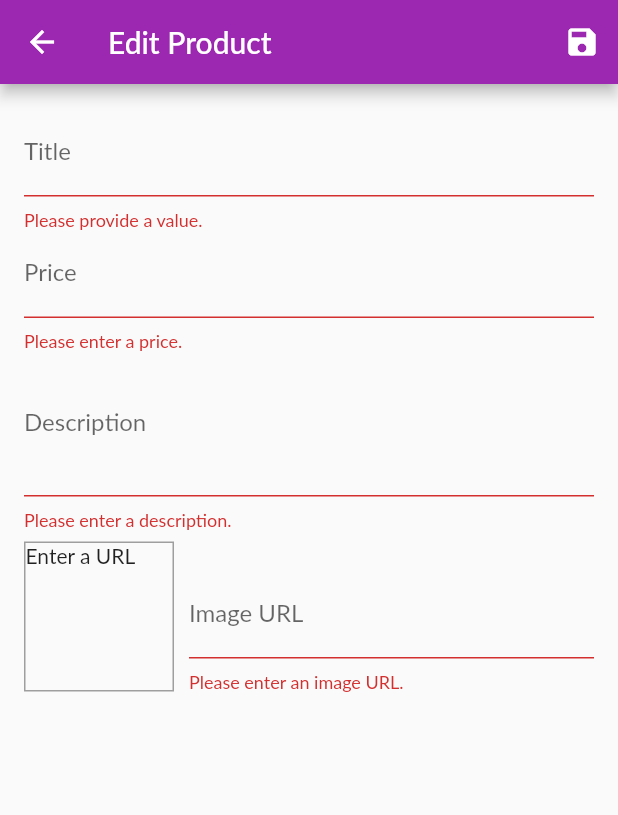
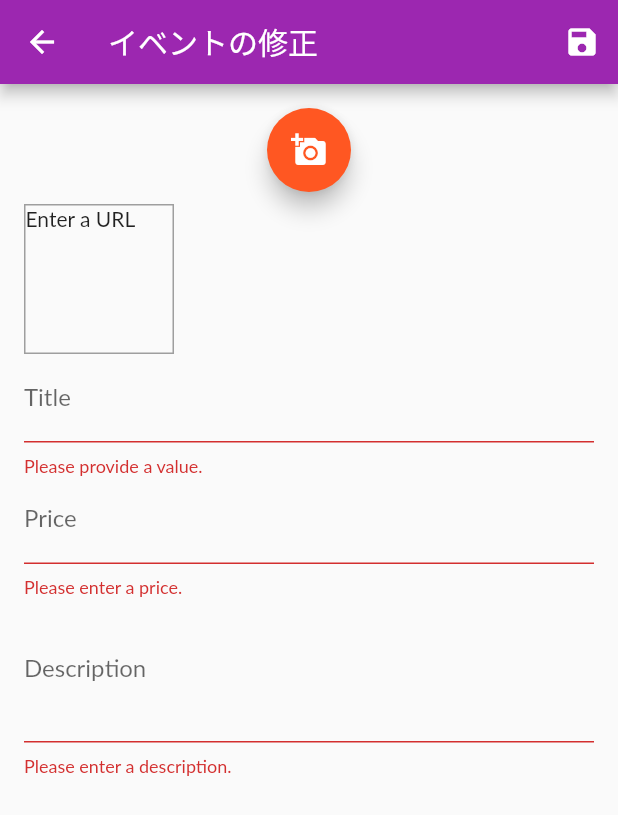
Before and after one commit to masahiro04/event_app_flutter, a Flutter app: the EditProductScreen screen opened by its route, after a tap on the "save" icon, on a phone screen of 412 x 824 dp. Shown: the top 815 px of the screen. Run offline on Flutter 3.47's test engine with Material 2 defaults, Android fonts, the phone set to English and light mode, and no system bars; our stand-ins replace image_picker, shared_preferences; accounts and stored records are empty; Roboto replaces fonts that are missing (Lato).

Commit message:
画像を送信する修正

```diff
--- a/lib/screens/edit_product.dart
+++ b/lib/screens/edit_product.dart
@@ -1,3 +1,5 @@
+import 'dart:io';
+
 import 'package:flutter/cupertino.dart';
 import 'package:flutter/material.dart';
 import 'package:provider/provider.dart';
@@ -19,6 +21,8 @@ class _EditProductState extends State<EditProductScreen> {
   final _form = GlobalKey<FormState>();
   var _editedProduct =
       Product(id: null, title: '', price: 0, description: '', image: '');
+
+  File tmpFile;
 
   var _initValues = {
     'title': '',
@@ -96,7 +100,7 @@ class _EditProductState extends State<EditProductScreen> {
     } else {
       try {
         await Provider.of<Products>(context, listen: false)
-            .addProduct(_editedProduct);
+            .addProduct(_editedProduct, null);
       } catch (error) {
         await showDialog(
             context: context,
@@ -126,7 +130,7 @@ class _EditProductState extends State<EditProductScreen> {
   Widget build(BuildContext context) {
     return Scaffold(
       appBar: AppBar(
-        title: Text('Edit Product'),
+        title: Text('イベントの修正'),
         actions: <Widget>[
           IconButton(
             icon: Icon(Icons.save),
@@ -222,6 +226,24 @@ class _EditProductState extends State<EditProductScreen> {
                             id: _editedProduct.id,);
                       },
                     ),
+                    FlatButton(
+                      child: Text('Okay'),
+                      onPressed: () {
+//                        Navigator.of(ctx).pop();
+                      },
+                    ),
+                    Row(
+                      crossAxisAlignment: CrossAxisAlignment.end,
+                      children: <Widget>[
+                        Container(
+                          width: 100,
+                          height: 100,
+                          child: Text('dadad'),
+
+                        )
+                      ],
+                    ),
+
                     Row(
                       crossAxisAlignment: CrossAxisAlignment.end,
                       children: <Widget>[
--- a/lib/screens/edit_product_screen.dart
+++ b/lib/screens/edit_product_screen.dart
@@ -1,4 +1,7 @@
+import 'dart:io';
+
 import 'package:flutter/material.dart';
+import 'package:image_picker/image_picker.dart';
 import 'package:provider/provider.dart';
 
 import '../providers/product.dart';
@@ -33,9 +36,12 @@ class _EditProductScreenState extends State<EditProductScreen> {
   var _isInit = true;
   var _isLoading = false;
 
+  File _image;
+  final picker = ImagePicker();
+
   @override
   void initState() {
-    _imageFocusNode.addListener(_updateImageUrl);
+//    _imageFocusNode.addListener(_updateImageUrl);
     super.initState();
   }
 
@@ -62,26 +68,41 @@ class _EditProductScreenState extends State<EditProductScreen> {
 
   @override
   void dispose() {
-    _imageFocusNode.removeListener(_updateImageUrl);
+//    _imageFocusNode.removeListener(_updateImageUrl);
     _priceFocusNode.dispose();
     _descriptionFocusNode.dispose();
-    _imageController.dispose();
-    _imageFocusNode.dispose();
+//    _imageController.dispose();
+//    _imageFocusNode.dispose();
     super.dispose();
   }
 
-  void _updateImageUrl() {
-    if (!_imageFocusNode.hasFocus) {
-      if ((!_imageController.text.startsWith('http') &&
-              !_imageController.text.startsWith('https')) ||
-          (!_imageController.text.endsWith('.png') &&
-              !_imageController.text.endsWith('.jpg') &&
-              !_imageController.text.endsWith('.jpeg'))) {
-        return;
-      }
-      setState(() {});
-    }
+  Future getImage() async {
+    final pickedFile = await picker.getImage(source: ImageSource.gallery);
+    print('----------');
+    print(pickedFile.path);
+    print('----------');
+
+    setState(() {
+      _image = File(pickedFile.path);
+      print('----------');
+      print(_image);
+      print('----------');
+    });
   }
+
+
+//  void _updateImageUrl() {
+//    if (!_imageFocusNode.hasFocus) {
+//      if ((!_imageController.text.startsWith('http') &&
+//              !_imageController.text.startsWith('https')) ||
+//          (!_imageController.text.endsWith('.png') &&
+//              !_imageController.text.endsWith('.jpg') &&
+//              !_imageController.text.endsWith('.jpeg'))) {
+//        return;
+//      }
+//      setState(() {});
+//    }
+//  }
 
   Future<void> _saveForm() async {
     final isValid = _form.currentState.validate();
@@ -98,7 +119,7 @@ class _EditProductScreenState extends State<EditProductScreen> {
     } else {
       try {
         await Provider.of<Products>(context, listen: false)
-            .addProduct(_editedProduct);
+            .addProduct(_editedProduct, _image);
       } catch (error) {
         await showDialog(
           context: context,
@@ -134,7 +155,7 @@ class _EditProductScreenState extends State<EditProductScreen> {
   Widget build(BuildContext context) {
     return Scaffold(
       appBar: AppBar(
-        title: Text('Edit Product'),
+        title: Text('イベントの修正'),
         actions: <Widget>[
           IconButton(
             icon: Icon(Icons.save),
@@ -152,6 +173,39 @@ class _EditProductScreenState extends State<EditProductScreen> {
                 key: _form,
                 child: ListView(
                   children: <Widget>[
+                    FloatingActionButton(
+                      onPressed: getImage,
+                      tooltip: 'Pick Image',
+                      child: Icon(Icons.add_a_photo),
+                    ),
+                    Row(
+                      crossAxisAlignment: CrossAxisAlignment.end,
+                      children: <Widget>[
+                        Container(
+                          width: 100,
+                          height: 100,
+                          margin: EdgeInsets.only(
+                            top: 8,
+                            right: 10,
+                          ),
+                          decoration: BoxDecoration(
+                            border: Border.all(
+                              width: 1,
+                              color: Colors.grey,
+                            ),
+                          ),
+                          // ネットワーきのimageの場合も先瀬尾
+                          child: _image == null
+                              ? Text('Enter a URL')
+                              : FittedBox(
+                            child: Image.file(
+                              _image,
+                              fit: BoxFit.cover,
+                            ),
+                          ),
+                        ),
+                      ],
+                    ),
                     TextFormField(
                       initialValue: _initValues['title'],
                       decoration: InputDecoration(labelText: 'Title'),
@@ -230,69 +284,6 @@ class _EditProductScreenState extends State<EditProductScreen> {
                         );
                       },
                     ),
-                    Row(
-                      crossAxisAlignment: CrossAxisAlignment.end,
-                      children: <Widget>[
-                        Container(
-                          width: 100,
-                          height: 100,
-                          margin: EdgeInsets.only(
-                            top: 8,
-                            right: 10,
-                          ),
-                          decoration: BoxDecoration(
-                            border: Border.all(
-                              width: 1,
-                              color: Colors.grey,
-                            ),
-                          ),
-                          child: _imageController.text.isEmpty
-                              ? Text('Enter a URL')
-                              : FittedBox(
-                                  child: Image.network(
-                                    _imageController.text,
-                                    fit: BoxFit.cover,
-                                  ),
-                                ),
-                        ),
-                        Expanded(
-                          child: TextFormField(
-                            decoration: InputDecoration(labelText: 'Image URL'),
-                            keyboardType: TextInputType.url,
-                            textInputAction: TextInputAction.done,
-                            controller: _imageController,
-                            focusNode: _imageFocusNode,
-                            onFieldSubmitted: (_) {
-                              _saveForm();
-                            },
-                            validator: (value) {
-                              if (value.isEmpty) {
-                                return 'Please enter an image URL.';
-                              }
-                              if (!value.startsWith('http') &&
-                                  !value.startsWith('https')) {
-                                return 'Please enter a valid URL.';
-                              }
-                              if (!value.endsWith('.png') &&
-                                  !value.endsWith('.jpg') &&
-                                  !value.endsWith('.jpeg')) {
-                                return 'Please enter a valid image URL.';
-                              }
-                              return null;
-                            },
-                            onSaved: (value) {
-                              _editedProduct = Product(
-                                title: _editedProduct.title,
-                                price: _editedProduct.price,
-                                description: _editedProduct.description,
-                                image: value,
-                                id: _editedProduct.id,
-                              );
-                            },
-                          ),
-                        ),
-                      ],
-                    ),
                   ],
                 ),
               ),
```
Also changed, not shown: lib/providers/products.dart (+47 -24 lines).
